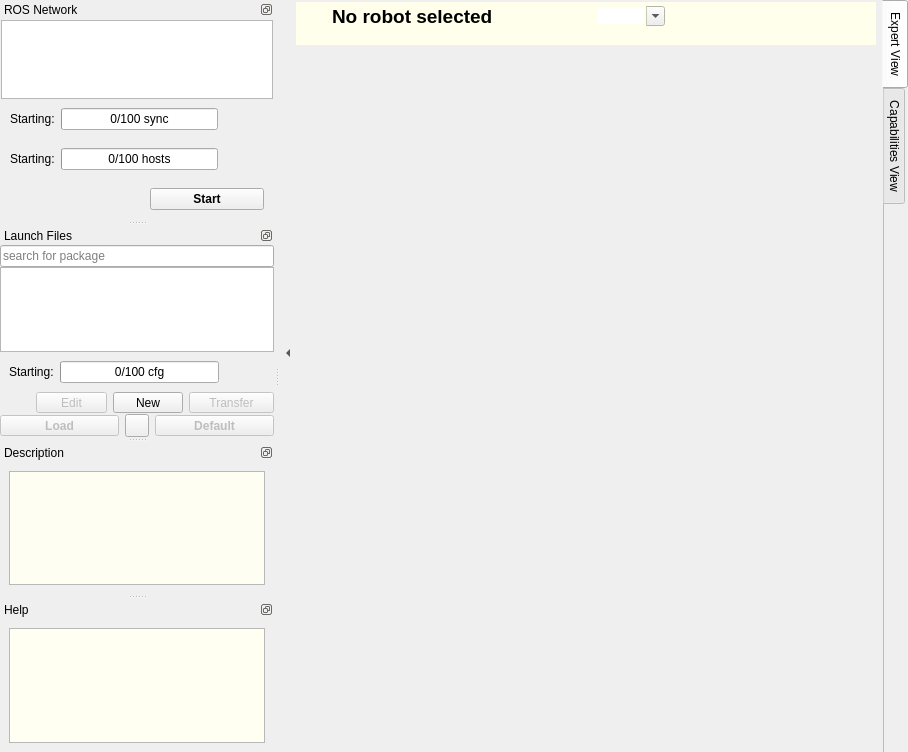
First picture: the form in node_manager_fkie/src/node_manager_fkie/MainWindow.ui, repository fkie/multimaster_fkie, before the edit.
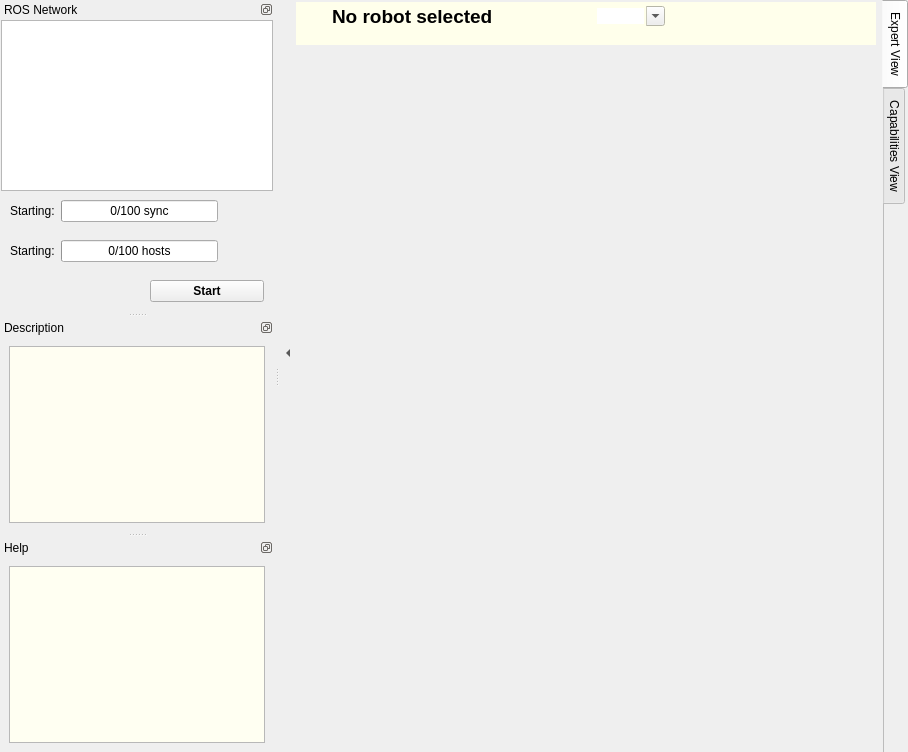
Second picture: the form after the edit. Icons and pictures are not drawn.

Commit message: node_manager_fkie: outsourced launch view from main window

The edit to the form file:
```diff
--- a/node_manager_fkie/src/node_manager_fkie/MainWindow.ui
+++ b/node_manager_fkie/src/node_manager_fkie/MainWindow.ui
@@ -973,398 +973,6 @@
     </layout>
    </widget>
   </widget>
-  <widget class="QDockWidget" name="launchDock">
-   <property name="sizePolicy">
-    <sizepolicy hsizetype="Preferred" vsizetype="Expanding">
-     <horstretch>0</horstretch>
-     <verstretch>1</verstretch>
-    </sizepolicy>
-   </property>
-   <property name="features">
-    <set>QDockWidget::DockWidgetFloatable|QDockWidget::DockWidgetMovable</set>
-   </property>
-   <property name="allowedAreas">
-    <set>Qt::LeftDockWidgetArea|Qt::RightDockWidgetArea</set>
-   </property>
-   <property name="windowTitle">
-    <string>Launch Files</string>
-   </property>
-   <attribute name="dockWidgetArea">
-    <number>1</number>
-   </attribute>
-   <widget class="QWidget" name="dockWidgetContents_2">
-    <layout class="QVBoxLayout" name="verticalLayout_4">
-     <property name="spacing">
-      <number>0</number>
-     </property>
-     <property name="margin">
-      <number>0</number>
-     </property>
-     <item>
-      <widget class="QLineEdit" name="searchPackageLine">
-       <property name="placeholderText">
-        <string>search for package</string>
-       </property>
-      </widget>
-     </item>
-     <item>
-      <widget class="QListView" name="xmlFileView">
-       <property name="editTriggers">
-        <set>QAbstractItemView::EditKeyPressed</set>
-       </property>
-       <property name="iconSize">
-        <size>
-         <width>16</width>
-         <height>16</height>
-        </size>
-       </property>
-      </widget>
-     </item>
-     <item>
-      <widget class="QFrame" name="progressFrame_cfg">
-       <property name="frameShape">
-        <enum>QFrame::NoFrame</enum>
-       </property>
-       <property name="frameShadow">
-        <enum>QFrame::Plain</enum>
-       </property>
-       <property name="lineWidth">
-        <number>0</number>
-       </property>
-       <layout class="QHBoxLayout" name="horizontalLayout_6">
-        <item>
-         <widget class="QLabel" name="progressLabel_cfg">
-          <property name="text">
-           <string>Starting:</string>
-          </property>
-         </widget>
-        </item>
-        <item>
-         <widget class="QProgressBar" name="progressBar_cfg">
-          <property name="value">
-           <number>0</number>
-          </property>
-          <property name="format">
-           <string>%v/%m cfg</string>
-          </property>
-         </widget>
-        </item>
-        <item>
-         <widget class="QPushButton" name="progressCancelButton_cfg">
-          <property name="icon">
-           <iconset resource="GUI.qrc">
-            <normaloff>:/icons/crystal_clear_button_close.png</normaloff>:/icons/crystal_clear_button_close.png</iconset>
-          </property>
-          <property name="flat">
-           <bool>true</bool>
-          </property>
-         </widget>
-        </item>
-       </layout>
-      </widget>
-     </item>
-     <item>
-      <widget class="QWidget" name="launchControlWidget" native="true">
-       <layout class="QHBoxLayout" name="horizontalLayout_3">
-        <property name="margin">
-         <number>0</number>
-        </property>
-        <item>
-         <widget class="QPushButton" name="refreshXmlButton">
-          <property name="sizePolicy">
-           <sizepolicy hsizetype="Fixed" vsizetype="Fixed">
-            <horstretch>0</horstretch>
-            <verstretch>0</verstretch>
-           </sizepolicy>
-          </property>
-          <property name="minimumSize">
-           <size>
-            <width>30</width>
-            <height>0</height>
-           </size>
-          </property>
-          <property name="maximumSize">
-           <size>
-            <width>30</width>
-            <height>30</height>
-           </size>
-          </property>
-          <property name="toolTip">
-           <string>Refresh the content of the folder</string>
-          </property>
-          <property name="text">
-           <string/>
-          </property>
-          <property name="icon">
-           <iconset resource="GUI.qrc">
-            <normaloff>:/icons/deleket_deviantart_refresh.png</normaloff>:/icons/deleket_deviantart_refresh.png</iconset>
-          </property>
-          <property name="flat">
-           <bool>true</bool>
-          </property>
-         </widget>
-        </item>
-        <item>
-         <widget class="QToolButton" name="editXmlButton">
-          <property name="enabled">
-           <bool>false</bool>
-          </property>
-          <property name="sizePolicy">
-           <sizepolicy hsizetype="Preferred" vsizetype="Fixed">
-            <horstretch>0</horstretch>
-            <verstretch>0</verstretch>
-           </sizepolicy>
-          </property>
-          <property name="toolTip">
-           <string>&lt;!DOCTYPE HTML PUBLIC &quot;-//W3C//DTD HTML 4.0//EN&quot; &quot;http://www.w3.org/TR/REC-html40/strict.dtd&quot;&gt;
-&lt;html&gt;&lt;head&gt;&lt;meta name=&quot;qrichtext&quot; content=&quot;1&quot; /&gt;&lt;style type=&quot;text/css&quot;&gt;
-p, li { white-space: pre-wrap; }
-&lt;/style&gt;&lt;/head&gt;&lt;body style=&quot; font-family:'Ubuntu'; font-size:9pt; font-weight:400; font-style:normal;&quot;&gt;
-&lt;p style=&quot; margin-top:0px; margin-bottom:0px; margin-left:0px; margin-right:0px; -qt-block-indent:0; text-indent:0px;&quot;&gt;Opens an editor for selected lauch file &lt;span style=&quot; font-weight:600;&quot;&gt;Ctrl+E&lt;/span&gt;&lt;/p&gt;&lt;/body&gt;&lt;/html&gt;</string>
-          </property>
-          <property name="whatsThis">
-           <string>&lt;html&gt;&lt;head/&gt;&lt;body&gt;&lt;p&gt;&lt;span style=&quot; font-family:'Helvetica,Verdana,Arial,Lucida Grande,sans-serif'; font-size:15px; color:#000000; background-color:#ffffff;&quot;&gt;Opens a &lt;/span&gt;&lt;span style=&quot; font-family:'Courier New,courier'; font-size:15px; color:#000000; background-color:#ffffff;&quot;&gt;Launch Editor&lt;/span&gt;&lt;span style=&quot; font-family:'Helvetica,Verdana,Arial,Lucida Grande,sans-serif'; font-size:15px; color:#000000; background-color:#ffffff;&quot;&gt; is a simple text editor with &lt;/span&gt;&lt;a href=&quot;http://www.ros.org/wiki/roslaunch/XML&quot;&gt;&lt;span style=&quot; font-family:'Helvetica,Verdana,Arial,Lucida Grande,sans-serif'; font-size:15px; color:#2b7fcf; background-color:#ffffff;&quot;&gt;roslaunch XML&lt;/span&gt;&lt;/a&gt;&lt;span style=&quot; font-family:'Helvetica,Verdana,Arial,Lucida Grande,sans-serif'; font-size:15px; color:#000000; background-color:#ffffff;&quot;&gt; syntax highlighting. The included files are open in a new tab by &lt;/span&gt;&lt;span style=&quot; font-family:'Helvetica,Verdana,Arial,Lucida Grande,sans-serif'; font-size:15px; font-weight:600; color:#000000; background-color:#ffffff;&quot;&gt;Ctrl+(left mouse click)&lt;/span&gt;&lt;span style=&quot; font-family:'Helvetica,Verdana,Arial,Lucida Grande,sans-serif'; font-size:15px; color:#000000; background-color:#ffffff;&quot;&gt;. If the file does not exists, it will be created.&lt;/span&gt;&lt;/p&gt;&lt;/body&gt;&lt;/html&gt;</string>
-          </property>
-          <property name="text">
-           <string>Edit</string>
-          </property>
-          <property name="icon">
-           <iconset resource="GUI.qrc">
-            <normaloff>:/icons/crystal_clear_edit_launch.png</normaloff>:/icons/crystal_clear_edit_launch.png</iconset>
-          </property>
-          <property name="shortcut">
-           <string>Ctrl+E</string>
-          </property>
-          <property name="toolButtonStyle">
-           <enum>Qt::ToolButtonTextBesideIcon</enum>
-          </property>
-         </widget>
-        </item>
-        <item>
-         <widget class="QToolButton" name="newXmlButton">
-          <property name="sizePolicy">
-           <sizepolicy hsizetype="Preferred" vsizetype="Fixed">
-            <horstretch>0</horstretch>
-            <verstretch>0</verstretch>
-           </sizepolicy>
-          </property>
-          <property name="toolTip">
-           <string>&lt;!DOCTYPE HTML PUBLIC &quot;-//W3C//DTD HTML 4.0//EN&quot; &quot;http://www.w3.org/TR/REC-html40/strict.dtd&quot;&gt;
-&lt;html&gt;&lt;head&gt;&lt;meta name=&quot;qrichtext&quot; content=&quot;1&quot; /&gt;&lt;style type=&quot;text/css&quot;&gt;
-p, li { white-space: pre-wrap; }
-&lt;/style&gt;&lt;/head&gt;&lt;body style=&quot; font-family:'Ubuntu'; font-size:9pt; font-weight:400; font-style:normal;&quot;&gt;
-&lt;p style=&quot; margin-top:0px; margin-bottom:0px; margin-left:0px; margin-right:0px; -qt-block-indent:0; text-indent:0px;&quot;&gt;Creates a new launch file&lt;/p&gt;&lt;/body&gt;&lt;/html&gt;</string>
-          </property>
-          <property name="whatsThis">
-           <string>&lt;html&gt;&lt;head/&gt;&lt;body&gt;&lt;p&gt;&lt;span style=&quot; font-family:'Helvetica,Verdana,Arial,Lucida Grande,sans-serif'; font-size:15px; color:#000000; background-color:#ffffff;&quot;&gt;New included file can be created in editor by writing an include tag and open this by &lt;/span&gt;&lt;span style=&quot; font-family:'Helvetica,Verdana,Arial,Lucida Grande,sans-serif'; font-size:15px; font-weight:600; color:#000000; background-color:#ffffff;&quot;&gt;Ctrl+(left mouse click)&lt;/span&gt;&lt;span style=&quot; font-family:'Helvetica,Verdana,Arial,Lucida Grande,sans-serif'; font-size:15px; color:#000000; background-color:#ffffff;&quot;&gt;. If the file does not exists, it will be created.&lt;/span&gt;&lt;/p&gt;&lt;/body&gt;&lt;/html&gt;</string>
-          </property>
-          <property name="text">
-           <string>New</string>
-          </property>
-          <property name="icon">
-           <iconset resource="GUI.qrc">
-            <normaloff>:/icons/crystal_clear_launch_file_new.png</normaloff>:/icons/crystal_clear_launch_file_new.png</iconset>
-          </property>
-          <property name="shortcut">
-           <string>Ctrl+N</string>
-          </property>
-          <property name="toolButtonStyle">
-           <enum>Qt::ToolButtonTextBesideIcon</enum>
-          </property>
-         </widget>
-        </item>
-        <item>
-         <widget class="QToolButton" name="transferButton">
-          <property name="enabled">
-           <bool>false</bool>
-          </property>
-          <property name="sizePolicy">
-           <sizepolicy hsizetype="Preferred" vsizetype="Fixed">
-            <horstretch>0</horstretch>
-            <verstretch>0</verstretch>
-           </sizepolicy>
-          </property>
-          <property name="minimumSize">
-           <size>
-            <width>85</width>
-            <height>0</height>
-           </size>
-          </property>
-          <property name="toolTip">
-           <string>&lt;!DOCTYPE HTML PUBLIC &quot;-//W3C//DTD HTML 4.0//EN&quot; &quot;http://www.w3.org/TR/REC-html40/strict.dtd&quot;&gt;
-&lt;html&gt;&lt;head&gt;&lt;meta name=&quot;qrichtext&quot; content=&quot;1&quot; /&gt;&lt;style type=&quot;text/css&quot;&gt;
-p, li { white-space: pre-wrap; }
-&lt;/style&gt;&lt;/head&gt;&lt;body style=&quot; font-family:'Ubuntu'; font-size:9pt; font-weight:400; font-style:normal;&quot;&gt;
-&lt;p style=&quot; margin-top:0px; margin-bottom:0px; margin-left:0px; margin-right:0px; -qt-block-indent:0; text-indent:0px;&quot;&gt;Copies the selected (+included) file to a remote host &lt;span style=&quot; font-weight:600;&quot;&gt;Ctrl+T&lt;/span&gt;. This is usefull to load the changes as default configuration on remote host.&lt;/p&gt;&lt;/body&gt;&lt;/html&gt;</string>
-          </property>
-          <property name="whatsThis">
-           <string>&lt;!DOCTYPE HTML PUBLIC &quot;-//W3C//DTD HTML 4.0//EN&quot; &quot;http://www.w3.org/TR/REC-html40/strict.dtd&quot;&gt;
-&lt;html&gt;&lt;head&gt;&lt;meta name=&quot;qrichtext&quot; content=&quot;1&quot; /&gt;&lt;style type=&quot;text/css&quot;&gt;
-p, li { white-space: pre-wrap; }
-&lt;/style&gt;&lt;/head&gt;&lt;body style=&quot; font-family:'Ubuntu'; font-size:9pt; font-weight:400; font-style:normal;&quot;&gt;
-&lt;p style=&quot; margin-top:0px; margin-bottom:0px; margin-left:0px; margin-right:0px; -qt-block-indent:0; text-indent:0px;&quot;&gt;Since only local launch files can be edited, is sometimes useful to copy the changed files to a remote host, for example to load as &lt;span style=&quot; font-weight:600;&quot;&gt;Default configuration&lt;/span&gt; on the remote host. &lt;/p&gt;
-&lt;p style=&quot;-qt-paragraph-type:empty; margin-top:0px; margin-bottom:0px; margin-left:0px; margin-right:0px; -qt-block-indent:0; text-indent:0px;&quot;&gt;&lt;br /&gt;&lt;/p&gt;
-&lt;p style=&quot; margin-top:0px; margin-bottom:0px; margin-left:0px; margin-right:0px; -qt-block-indent:0; text-indent:0px;&quot;&gt;&lt;img src=&quot;:/icons/crystal_clear_warning.png&quot; /&gt; The copying of the include files must be activated in the opened dialog. &lt;/p&gt;&lt;/body&gt;&lt;/html&gt;</string>
-          </property>
-          <property name="text">
-           <string>Transfer</string>
-          </property>
-          <property name="icon">
-           <iconset resource="GUI.qrc">
-            <normaloff>:/icons/crystal_clear_launch_file_transfer.png</normaloff>:/icons/crystal_clear_launch_file_transfer.png</iconset>
-          </property>
-          <property name="shortcut">
-           <string>Ctrl+T</string>
-          </property>
-          <property name="popupMode">
-           <enum>QToolButton::DelayedPopup</enum>
-          </property>
-          <property name="toolButtonStyle">
-           <enum>Qt::ToolButtonTextBesideIcon</enum>
-          </property>
-         </widget>
-        </item>
-       </layout>
-      </widget>
-     </item>
-     <item>
-      <widget class="QWidget" name="launchControlWidget_2" native="true">
-       <layout class="QHBoxLayout" name="horizontalLayout_8">
-        <property name="margin">
-         <number>0</number>
-        </property>
-        <item>
-         <widget class="QToolButton" name="loadXmlButton">
-          <property name="enabled">
-           <bool>false</bool>
-          </property>
-          <property name="sizePolicy">
-           <sizepolicy hsizetype="Preferred" vsizetype="Fixed">
-            <horstretch>0</horstretch>
-            <verstretch>0</verstretch>
-           </sizepolicy>
-          </property>
-          <property name="font">
-           <font>
-            <weight>75</weight>
-            <bold>true</bold>
-           </font>
-          </property>
-          <property name="toolTip">
-           <string>&lt;!DOCTYPE HTML PUBLIC &quot;-//W3C//DTD HTML 4.0//EN&quot; &quot;http://www.w3.org/TR/REC-html40/strict.dtd&quot;&gt;
-&lt;html&gt;&lt;head&gt;&lt;meta name=&quot;qrichtext&quot; content=&quot;1&quot; /&gt;&lt;style type=&quot;text/css&quot;&gt;
-p, li { white-space: pre-wrap; }
-&lt;/style&gt;&lt;/head&gt;&lt;body style=&quot; font-family:'Ubuntu'; font-size:9pt; font-weight:400; font-style:normal;&quot;&gt;
-&lt;p style=&quot; margin-top:0px; margin-bottom:0px; margin-left:0px; margin-right:0px; -qt-block-indent:0; text-indent:0px;&quot;&gt;Loads the selected configuration &lt;span style=&quot; font-weight:600;&quot;&gt;Ctrl+L&lt;/span&gt;&lt;/p&gt;&lt;/body&gt;&lt;/html&gt;</string>
-          </property>
-          <property name="text">
-           <string>Load</string>
-          </property>
-          <property name="icon">
-           <iconset resource="GUI.qrc">
-            <normaloff>:/icons/crystal_clear_launch_file.png</normaloff>:/icons/crystal_clear_launch_file.png</iconset>
-          </property>
-          <property name="shortcut">
-           <string>Ctrl+L</string>
-          </property>
-          <property name="toolButtonStyle">
-           <enum>Qt::ToolButtonTextBesideIcon</enum>
-          </property>
-         </widget>
-        </item>
-        <item>
-         <widget class="QToolButton" name="openXmlButton">
-          <property name="sizePolicy">
-           <sizepolicy hsizetype="Fixed" vsizetype="Fixed">
-            <horstretch>0</horstretch>
-            <verstretch>0</verstretch>
-           </sizepolicy>
-          </property>
-          <property name="toolTip">
-           <string>&lt;!DOCTYPE HTML PUBLIC &quot;-//W3C//DTD HTML 4.0//EN&quot; &quot;http://www.w3.org/TR/REC-html40/strict.dtd&quot;&gt;
-&lt;html&gt;&lt;head&gt;&lt;meta name=&quot;qrichtext&quot; content=&quot;1&quot; /&gt;&lt;style type=&quot;text/css&quot;&gt;
-p, li { white-space: pre-wrap; }
-&lt;/style&gt;&lt;/head&gt;&lt;body style=&quot; font-family:'Ubuntu'; font-size:9pt; font-weight:400; font-style:normal;&quot;&gt;
-&lt;p style=&quot; margin-top:0px; margin-bottom:0px; margin-left:0px; margin-right:0px; -qt-block-indent:0; text-indent:0px;&quot;&gt;Open a file selection dialog to load a launch file&lt;/p&gt;&lt;/body&gt;&lt;/html&gt;</string>
-          </property>
-          <property name="text">
-           <string/>
-          </property>
-          <property name="icon">
-           <iconset resource="GUI.qrc">
-            <normaloff>:/icons/crystal_clear_folder_open.png</normaloff>:/icons/crystal_clear_folder_open.png</iconset>
-          </property>
-          <property name="toolButtonStyle">
-           <enum>Qt::ToolButtonIconOnly</enum>
-          </property>
-         </widget>
-        </item>
-        <item>
-         <widget class="QToolButton" name="loadXmlAsDefaultButton">
-          <property name="enabled">
-           <bool>false</bool>
-          </property>
-          <property name="sizePolicy">
-           <sizepolicy hsizetype="Preferred" vsizetype="Fixed">
-            <horstretch>0</horstretch>
-            <verstretch>0</verstretch>
-           </sizepolicy>
-          </property>
-          <property name="minimumSize">
-           <size>
-            <width>85</width>
-            <height>0</height>
-           </size>
-          </property>
-          <property name="font">
-           <font>
-            <weight>75</weight>
-            <bold>true</bold>
-           </font>
-          </property>
-          <property name="toolTip">
-           <string>&lt;!DOCTYPE HTML PUBLIC &quot;-//W3C//DTD HTML 4.0//EN&quot; &quot;http://www.w3.org/TR/REC-html40/strict.dtd&quot;&gt;
-&lt;html&gt;&lt;head&gt;&lt;meta name=&quot;qrichtext&quot; content=&quot;1&quot; /&gt;&lt;style type=&quot;text/css&quot;&gt;
-p, li { white-space: pre-wrap; }
-&lt;/style&gt;&lt;/head&gt;&lt;body style=&quot; font-family:'Ubuntu'; font-size:9pt; font-weight:400; font-style:normal;&quot;&gt;
-&lt;p style=&quot; margin-top:0px; margin-bottom:0px; margin-left:0px; margin-right:0px; -qt-block-indent:0; text-indent:0px;&quot;&gt;Load as &lt;span style=&quot; text-decoration: underline;&quot;&gt;default configuration&lt;/span&gt; using &lt;span style=&quot; font-style:italic;&quot;&gt;default_cfg&lt;/span&gt; node &lt;span style=&quot; font-weight:600;&quot;&gt;Ctrl+O&lt;/span&gt;&lt;/p&gt;
-&lt;p style=&quot; margin-top:0px; margin-bottom:0px; margin-left:0px; margin-right:0px; -qt-block-indent:0; text-indent:0px;&quot;&gt;&lt;span style=&quot; font-weight:600; font-style:italic;&quot;&gt;Note: &lt;/span&gt;&lt;span style=&quot; font-style:italic;&quot;&gt;on remote hosts a remote file will be loaded!&lt;/span&gt;&lt;/p&gt;&lt;/body&gt;&lt;/html&gt;</string>
-          </property>
-          <property name="whatsThis">
-           <string>&lt;!DOCTYPE HTML PUBLIC &quot;-//W3C//DTD HTML 4.0//EN&quot; &quot;http://www.w3.org/TR/REC-html40/strict.dtd&quot;&gt;
-&lt;html&gt;&lt;head&gt;&lt;meta name=&quot;qrichtext&quot; content=&quot;1&quot; /&gt;&lt;style type=&quot;text/css&quot;&gt;
-p, li { white-space: pre-wrap; }
-&lt;/style&gt;&lt;/head&gt;&lt;body style=&quot; font-family:'Ubuntu'; font-size:9pt; font-weight:400; font-style:normal;&quot;&gt;
-&lt;p style=&quot; margin-top:0px; margin-bottom:0px; margin-left:0px; margin-right:0px; -qt-block-indent:0; text-indent:0px;&quot;&gt;Loads the file as &lt;span style=&quot; font-weight:600;&quot;&gt;Default configuration&lt;/span&gt; on a selected host. &lt;/p&gt;
-&lt;p style=&quot;-qt-paragraph-type:empty; margin-top:0px; margin-bottom:0px; margin-left:0px; margin-right:0px; -qt-block-indent:0; text-indent:0px;&quot;&gt;&lt;/p&gt;
-&lt;p style=&quot; margin-top:0px; margin-bottom:0px; margin-left:0px; margin-right:0px; -qt-block-indent:0; text-indent:0px;&quot;&gt;This is done by running the &lt;span style=&quot; font-weight:600;&quot;&gt;default_cfg&lt;/span&gt; node of the &lt;span style=&quot; font-weight:600;&quot;&gt;default_cfg_fkie&lt;/span&gt; package&lt;/p&gt;
-&lt;p style=&quot;-qt-paragraph-type:empty; margin-top:0px; margin-bottom:0px; margin-left:0px; margin-right:0px; -qt-block-indent:0; text-indent:0px;&quot;&gt;&lt;/p&gt;
-&lt;p style=&quot; margin-top:0px; margin-bottom:0px; margin-left:0px; margin-right:0px; -qt-block-indent:0; text-indent:0px;&quot;&gt;&lt;img src=&quot;:/icons/crystal_clear_warning.png&quot; /&gt; If the selected host is a remote host, then the content of &lt;span style=&quot; font-weight:600;&quot;&gt;remote launch file&lt;/span&gt; will be load.&lt;/p&gt;&lt;/body&gt;&lt;/html&gt;</string>
-          </property>
-          <property name="text">
-           <string>Default</string>
-          </property>
-          <property name="icon">
-           <iconset resource="GUI.qrc">
-            <normaloff>:/icons/default_cfg.png</normaloff>:/icons/default_cfg.png</iconset>
-          </property>
-          <property name="shortcut">
-           <string>Ctrl+O</string>
-          </property>
-          <property name="popupMode">
-           <enum>QToolButton::DelayedPopup</enum>
-          </property>
-          <property name="toolButtonStyle">
-           <enum>Qt::ToolButtonTextBesideIcon</enum>
-          </property>
-         </widget>
-        </item>
-       </layout>
-      </widget>
-     </item>
-    </layout>
-   </widget>
-  </widget>
   <widget class="QDockWidget" name="descriptionDock">
    <property name="sizePolicy">
     <sizepolicy hsizetype="Preferred" vsizetype="Preferred">
```
The commit also changes 8 other files.
